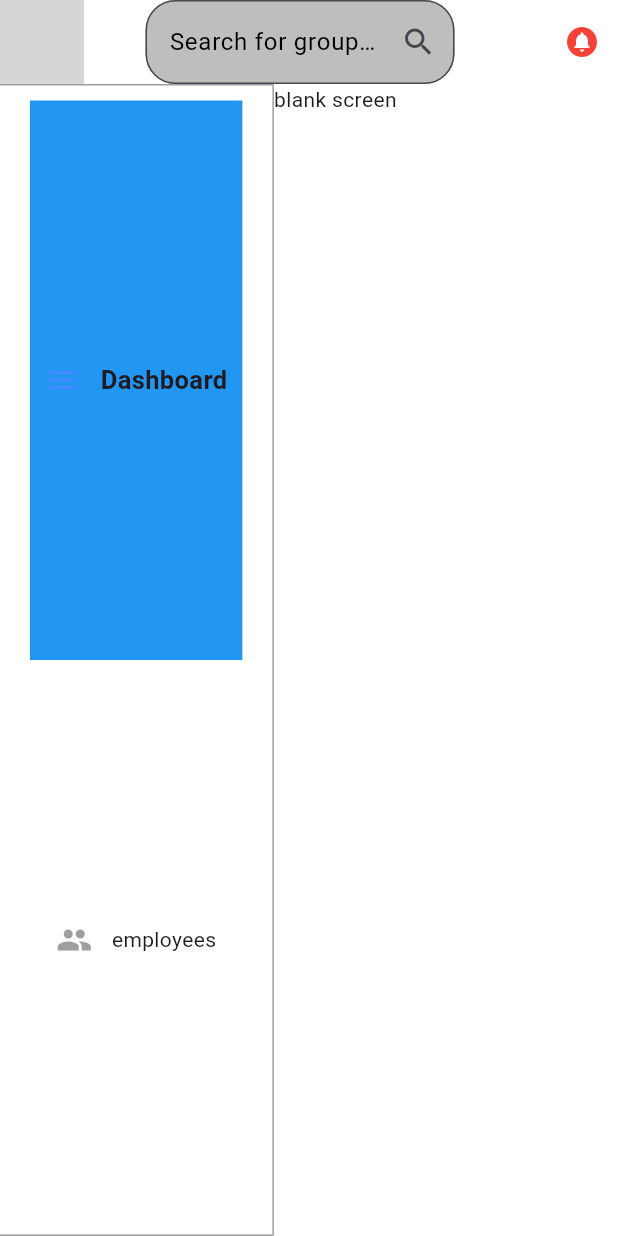
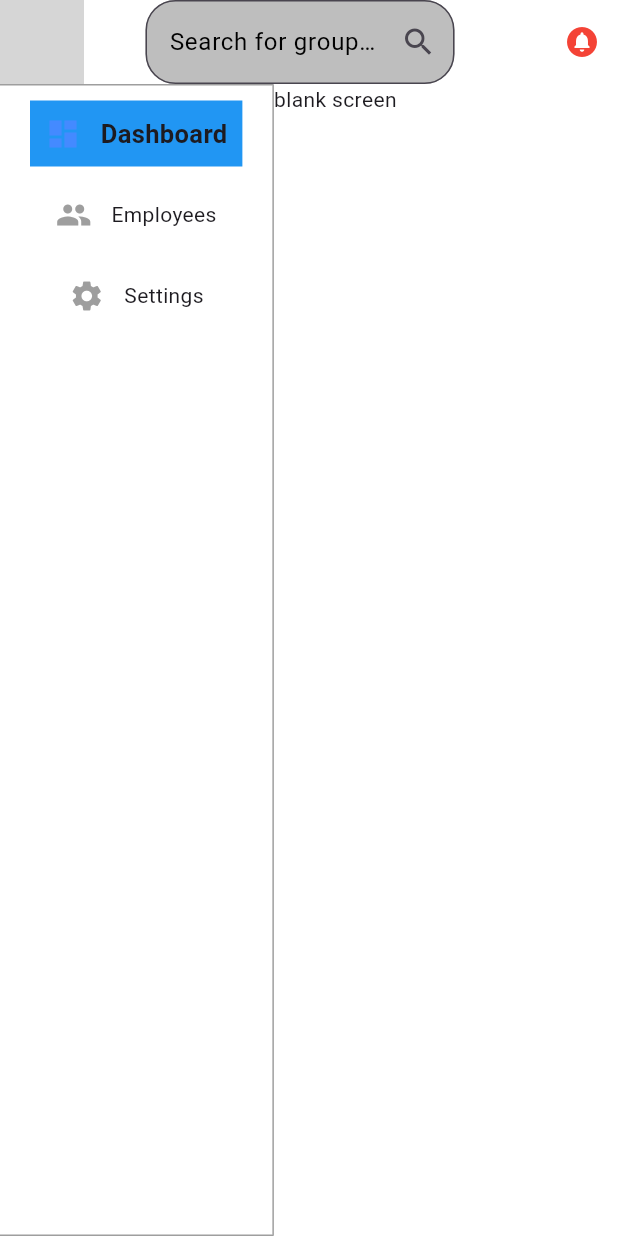
Before and after one commit to kiingxo/test, a Flutter app: the screen it shows after launch, on a phone screen of 412 x 824 dp. Run offline on Flutter 3.47's test engine with Material 3 defaults, Android fonts, the phone set to English and light mode, and no system bars; grey boxes are pictures that could not be loaded.

```diff
--- a/lib/componets/side_drawer_component.dart
+++ b/lib/componets/side_drawer_component.dart
@@ -3,29 +3,22 @@ import 'package:flutter/material.dart';
 class SideDrawerComponent extends StatefulWidget {
   final int index;
   final ValueChanged<int> onItemSelected;
+
   const SideDrawerComponent({
-    super.key,
+    Key? key,
     required this.index,
     required this.onItemSelected,
-  });
+  }) : super(key: key);
 
   @override
-  State<SideDrawerComponent> createState() => _SideDrawerComponentState();
+  _SideDrawerComponentState createState() => _SideDrawerComponentState();
 }
 
 class _SideDrawerComponentState extends State<SideDrawerComponent> {
-  final items = <({
-    IconData icon,
-    String text,
-  })>[
-    (
-      icon: Icons.menu,
-      text: 'Dashboard',
-    ),
-    (
-      icon: Icons.people,
-      text: 'employees',
-    ),
+  final items = [
+    {'icon': Icons.dashboard, 'text': 'Dashboard'},
+    {'icon': Icons.people, 'text': 'Employees'},
+    {'icon': Icons.settings, 'text': 'Settings'},
   ];
 
   @override
@@ -51,26 +44,23 @@ class _SideDrawerComponentState extends State<SideDrawerComponent> {
       ),
       child: Column(
         children: [
-          for (final (index, item) in items.enumerate())
-            Expanded(
-              child: DrawerTileAtom(
-                icon: item.icon,
-                label: item.text,
-                isSelected: index == widget.index,
-                onTap: () {
-                  widget.onItemSelected(index);
-                },
-              ),
+          for (final item in items)
+            Column(
+              children: [
+                DrawerTileAtom(
+                  icon: item['icon'] as IconData,
+                  label: item['text'] as String,
+                  isSelected: items.indexOf(item) == widget.index,
+                  onTap: () {
+                    widget.onItemSelected(items.indexOf(item));
+                  },
+                ),
+                const SizedBox(height: 10), // Adjust the separation as needed
+              ],
             ),
         ],
       ),
     );
-  }
-}
-
-extension Enumerate<T> on List<T> {
-  List<(int, T)> enumerate() {
-    return List.generate(length, (index) => (index, this[index]));
   }
 }
 
@@ -79,13 +69,14 @@ class DrawerTileAtom extends StatelessWidget {
   final IconData icon;
   final String label;
   final VoidCallback onTap;
+
   const DrawerTileAtom({
-    super.key,
+    Key? key,
     required this.icon,
     required this.isSelected,
     required this.label,
     required this.onTap,
-  });
+  }) : super(key: key);
 
   @override
   Widget build(BuildContext context) {
@@ -109,7 +100,7 @@ class DrawerTileAtom extends StatelessWidget {
                 fontSize: isSelected ? 17 : 14,
                 fontWeight: isSelected ? FontWeight.bold : FontWeight.normal,
               ),
-            )
+            ),
           ],
         ),
       ),
--- a/lib/componets/widgets.dart
+++ b/lib/componets/widgets.dart
@@ -1,44 +1,79 @@
 import 'package:flutter/material.dart';
 import 'package:interview/add_employee.dart';
-
 import 'package:interview/componets/searchbar.dart';
 import 'package:interview/constants/appconst.dart';
 import 'package:interview/screens/dashboard_page.dart';
 
 Widget buildEmployeeDataTable() {
   return Column(
+    mainAxisAlignment: MainAxisAlignment.start,
     children: [
       Padding(
-          padding: const EdgeInsets.only(left: 8.0),
+        padding: const EdgeInsets.all(8.0),
         child: Column(
           children: [
             Text(
               'Employee (${employees.length})',
-                style:
-                    const TextStyle(fontSize: 25, fontWeight: FontWeight.bold),
+              style: const TextStyle(
+                fontSize: 25,
+                fontWeight: FontWeight.bold,
+              ),
             ),
             const SizedBox(
               height: 30,
             ),
-              const Row(
+            LayoutBuilder(
+              builder: (context, constraints) {
+                if (constraints.maxWidth > 600) {
+                  // Large screen layout
+                  return Row(
                     mainAxisAlignment: MainAxisAlignment.end,
                     children: [
                       Text(
                         'View and Manage the Employees in your organization',
-                    style: TextStyle(fontSize: 18, fontWeight: FontWeight.bold),
+                        style: TextStyle(
+                          fontSize: 18,
+                          fontWeight: FontWeight.bold,
                         ),
-                  SizedBox(),
+                      ),
+                      const SizedBox(width: 20),
                       Row(
                         children: [
                           Text("Filter"),
                           Text("Filter"),
                           AddButtonn(hint: "Add Employee"),
                         ],
-                  )
+                      ),
+                    ],
+                  );
+                } else {
+                  // Small screen layout
+                  return Column(
+                    crossAxisAlignment: CrossAxisAlignment.stretch,
+                    children: [
+                      Text(
+                        'View and Manage the Employees in your organization',
+                        style: TextStyle(
+                          fontSize: 18,
+                          fontWeight: FontWeight.bold,
+                        ),
+                      ),
+                      const SizedBox(height: 10),
+                      Row(
+                        children: [
+                          Text("Filter"),
+                          Text("Filter"),
+                          AddButtonn(hint: "Add Employee"),
                         ],
                       ),
                     ],
-          )),
+                  );
+                }
+              },
+            ),
+          ],
+        ),
+      ),
       Container(
         decoration: BoxDecoration(
           border: Border.all(color: Colors.grey),
```
Lines whose indentation alone changed are shown as unchanged.
